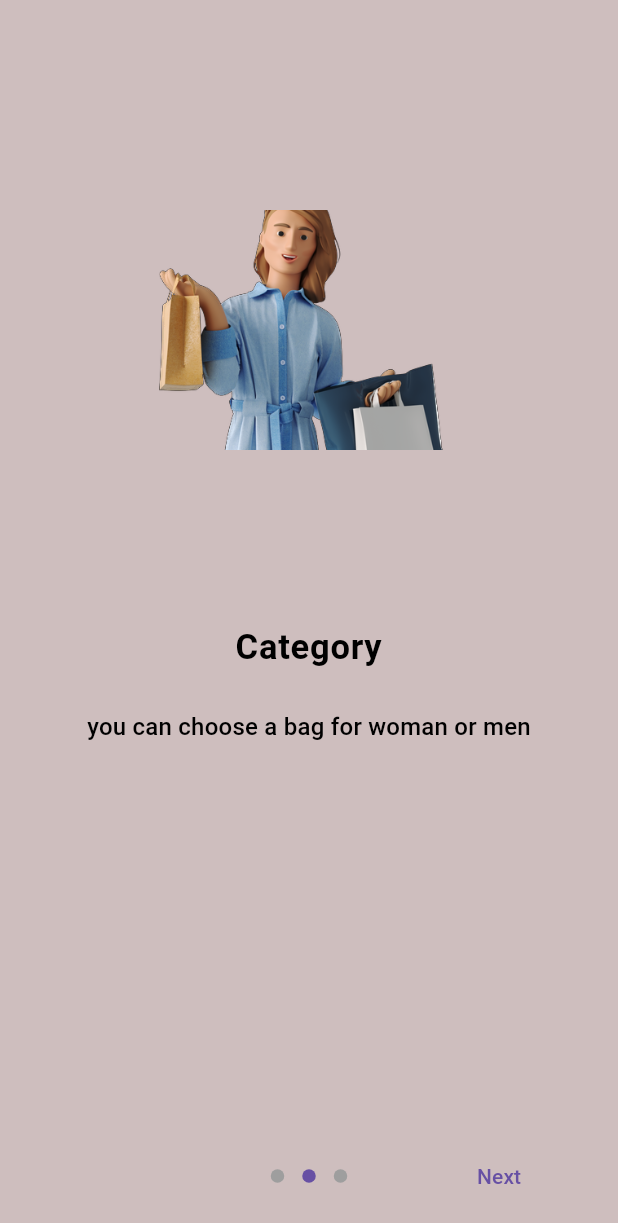
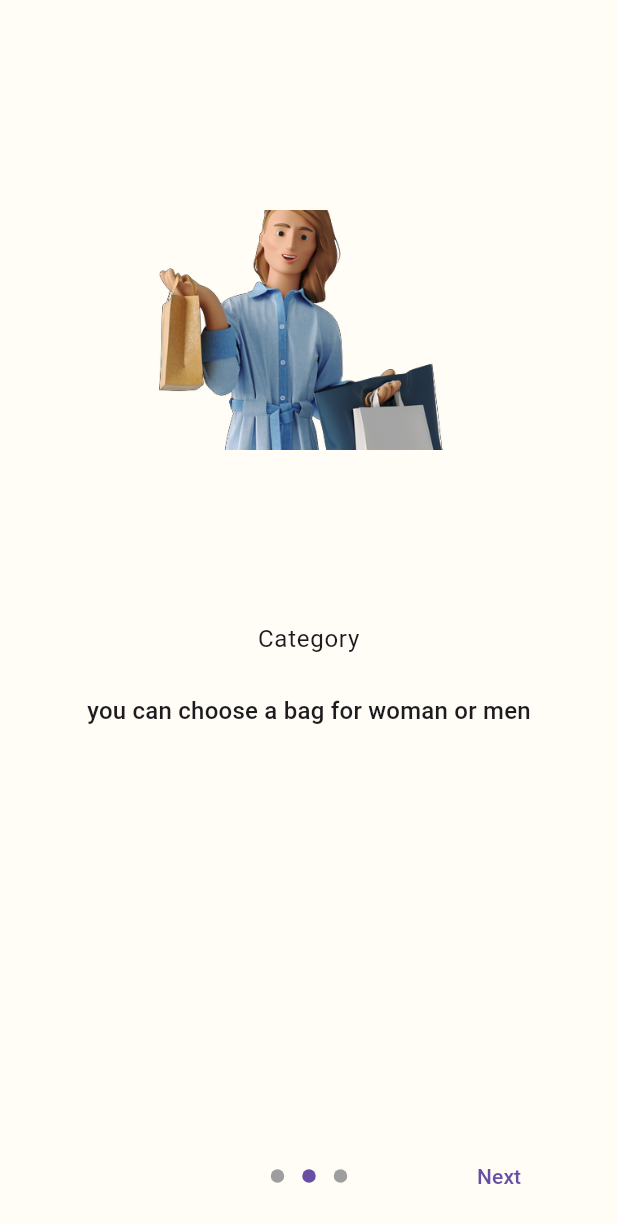
Before and after one commit to Natalieefd/Lieanna-Bag, a Flutter app: the screen it shows after launch, after a tap on "Next", on a phone screen of 412 x 824 dp. Shown: the top 1223 px of the screen. Run offline on Flutter 3.47's test engine with Material 3 defaults, Android fonts, the phone set to English and light mode, and no system bars; drawn by our look-alikes of introduction_screen; our stand-ins replace cloud_firestore, email_validator, firebase_auth, firebase_core, firebase_storage, google_fonts and 1 more; accounts and stored records are empty.

Commit message:
penerapan theme, settings page

```diff
--- a/lib/main.dart
+++ b/lib/main.dart
@@ -1,7 +1,13 @@
+import 'dart:ui';
+
 import 'package:firebase_core/firebase_core.dart';
 import 'package:flutter/material.dart';
+import 'package:google_fonts/google_fonts.dart';
+import 'package:introduction_screen/introduction_screen.dart';
 import 'package:lienna_bag/Provider/themeMode.dart';
+import 'package:lienna_bag/page/bag_details.dart';
 import 'package:lienna_bag/page/introduction.dart';
+import 'package:lienna_bag/page/settings.dart';
 import 'package:lienna_bag/pages/home_screen.dart';
 import 'package:lienna_bag/firebase_options.dart';
 import 'package:provider/provider.dart';
@@ -11,96 +17,98 @@ void main() async {
   await Firebase.initializeApp(
     options: DefaultFirebaseOptions.currentPlatform,
   );
-  runApp(const MyApp());
+  runApp(
+    MultiProvider(
+      providers: [
+        ChangeNotifierProvider(create: (context) => ThemeModeData()),
+      ],
+      child: const MyApp(),
+    ),
+  );
 }
 
 class MyApp extends StatelessWidget {
-  const MyApp({super.key});
+  const MyApp({Key? key}) : super(key: key);
 
-  // This widget is the root of your application.
   @override
   Widget build(BuildContext context) {
-    ColorScheme lightTheme = ColorScheme(
-      background: Color.fromARGB(255, 206, 190, 190), //warna backgorund
-      onBackground: Color.fromARGB(255, 0, 0, 0), // text
-      primary: Color.fromARGB(255, 226, 212, 225),
-      onPrimary: Color.fromARGB(255, 0, 0, 0), // text
-      secondary: Color.fromARGB(255, 74, 83, 114),
-      onSecondary: Color.fromARGB(255, 104, 95, 95),
-      error: Colors.red,
-      onError: Colors.red,
-      surface: Colors.red,
-      onSurface: Colors.red,
-      brightness: Brightness.light,
+    return Consumer<ThemeModeData>(
+      builder: (context, themeModeData, child) {
+        ThemeData themeData;
+
+        switch (themeModeData.themeMode) {
+          case ThemeMode.light:
+            themeData = _getLightThemeData();
+            break;
+          case ThemeMode.dark:
+            themeData = _getDarkThemeData();
+            break;
+          case ThemeMode.system:
+            themeData = _getSystemThemeData();
+            break;
+          default:
+            themeData = _getLightThemeData();
+        }
+
+        return MaterialApp(
+          theme: themeData,
+          home: introduction(),
         );
+      },
+    );
+  }
 
-    ColorScheme darkTheme = ColorScheme(
-      background: Color.fromARGB(255, 0, 0, 0),
-      onBackground: Color.fromARGB(255, 255, 255, 255), // text
-      primary: const Color.fromARGB(255, 122, 125, 156),
-      onPrimary: const Color.fromARGB(255, 255, 255, 255),
-      secondary: Color.fromARGB(255, 74, 83, 114),
-      onSecondary: Color.fromARGB(255, 104, 95, 95),
-       error: Colors.red,
-      onError: Colors.red,
-      surface: Colors.red,
-      onSurface: Colors.red,
-      brightness: Brightness.dark,
-    );
-
-    return MultiProvider(
-      providers: [
-        // provider yang digunakan
-        ChangeNotifierProvider(create: (context) => ThemeModeData()),
-      ],
-      child: Builder(builder: (ctx) {
-        return MaterialApp(
-          debugShowCheckedModeBanner: false,
-          title: 'Lieanna Bag',
-          theme: ThemeData(
+  ThemeData _getLightThemeData() {
+    return ThemeData(
       useMaterial3: true,
       brightness: Brightness.light,
-              scaffoldBackgroundColor: Color.fromARGB(255, 206, 190, 190),
-              textTheme: TextTheme(
-                  bodyLarge: TextStyle(
-                      fontSize: 23,
+      scaffoldBackgroundColor: Color.fromRGBO(255, 253, 246, 1),
+      textTheme: GoogleFonts.interTextTheme(
+        TextTheme(
+          headlineLarge: TextStyle(
+            fontSize: 24,
             color: Colors.black,
-                      fontWeight: FontWeight.bold),
-                  titleLarge: TextStyle(
+            fontWeight: FontWeight.bold,
+          ),
+          headlineMedium: TextStyle(
             fontSize: 20,
             color: Colors.black,
-                      fontWeight: FontWeight.bold),
-                  titleMedium: TextStyle(
-                    fontSize: 16,
-                   color: Colors.black),
-                  titleSmall: TextStyle(
-                    fontSize: 15,
-                    color: Colors.black))),
-          darkTheme: ThemeData(
+            fontWeight: FontWeight.bold,
+          ),
+        ),
+      ),
+    );
+  }
+
+  ThemeData _getDarkThemeData() {
+    return ThemeData(
       useMaterial3: true,
-              brightness: Brightness.light,
-              scaffoldBackgroundColor: Color.fromARGB(255, 0, 0, 0),
-              textTheme: TextTheme(
-                  bodyLarge: TextStyle(
-                      fontSize: 23,
+      brightness: Brightness.dark,
+      scaffoldBackgroundColor: Color.fromRGBO(41, 44, 57, 1),
+      textTheme: GoogleFonts.poppinsTextTheme(
+        TextTheme(
+          headlineLarge: TextStyle(
+            fontSize: 24,
             color: const Color.fromARGB(255, 255, 255, 255),
-                      fontWeight: FontWeight.bold),
-                  titleLarge: TextStyle(
+            fontWeight: FontWeight.bold,
+          ),
+          headlineMedium: TextStyle(
             fontSize: 20,
             color: const Color.fromARGB(255, 255, 255, 255),
-                      fontWeight: FontWeight.bold),
-                  titleMedium: TextStyle(
-                    fontSize: 16,
-                    color: const Color.fromARGB(255, 255, 255, 255),
+            fontWeight: FontWeight.bold,
           ),
-                  titleSmall: TextStyle(
-                    fontSize: 15,
-                    color: const Color.fromARGB(255, 255, 255, 255),
-                  ))),
-          themeMode: Provider.of<ThemeModeData>(ctx).themeMode,
-          home: introduction(),
-        );
-      }),
+        ),
+      ),
     );
   }
+
+  ThemeData _getSystemThemeData() {
+    final Brightness platformBrightness = window.platformBrightness;
+
+    if (platformBrightness == Brightness.dark) {
+      return _getDarkThemeData();
+    } else {
+      return _getLightThemeData();
     }
+  }
+}
--- a/pubspec.yaml
+++ b/pubspec.yaml
@@ -36,6 +36,7 @@ dependencies:
   firebase_storage: ^11.5.3
   flutter:
     sdk: flutter
+  google_fonts: ^6.1.0
   image_picker: ^1.0.4
   intl: ^0.18.1
   introduction_screen: ^3.1.12
```
Also changed, not shown: lib/Provider/themeMode.dart (+39 -2 lines), lib/page/about_page.dart (+8 -6 lines), lib/page/settings.dart (added, +125 -0 lines), pubspec.lock. Lines whose indentation alone changed are shown as unchanged.
